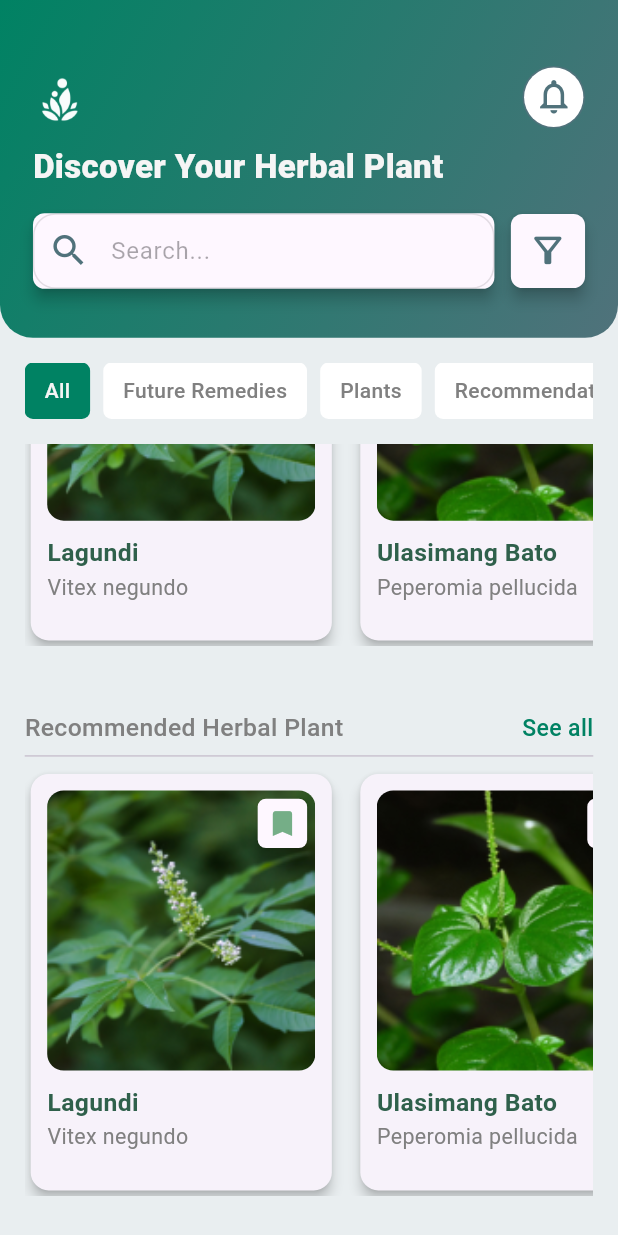
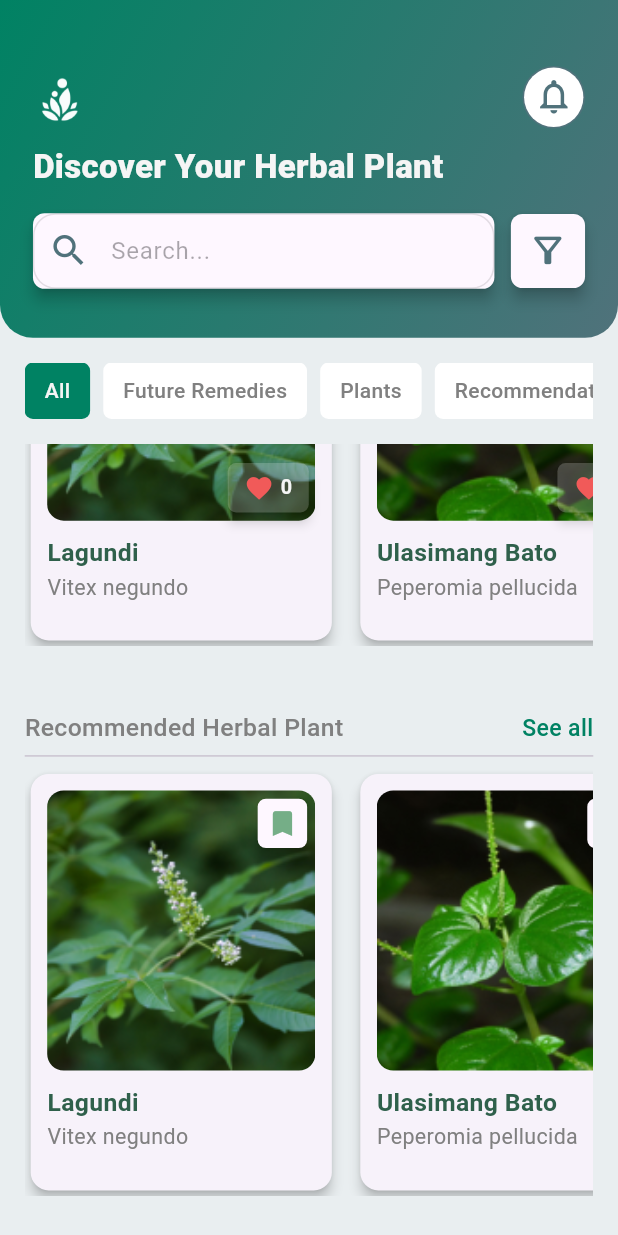
Before and after one commit to Livsn06/NatureMedix, a Flutter app: the DashboardScreen screen opened by its route, scrolled down 576 dp, after a tap on the "bookmark outline" icon, on a phone screen of 412 x 824 dp. Run offline on Flutter 3.47's test engine with Material 3 defaults, Android fonts, the phone set to English and light mode, and no system bars; our stand-ins replace cloud_firestore, connectivity_plus, file_picker, firebase_auth, firebase_core, flutter_slidable and 9 more; accounts and stored records are empty.

Commit message:
REACT/FAVORITE

```diff
--- a/lib/components/cust_cardlist.dart
+++ b/lib/components/cust_cardlist.dart
@@ -10,7 +10,8 @@ class BaseCard extends StatelessWidget with Application {
   final String description;
   final IconData bookmarkIcon;
   final VoidCallback onBookmarkTap;
-  final double? rating; // Make rating optional
+  final double? rating;
+  final int? totalReactions;
 
   const BaseCard({
     super.key,
@@ -19,7 +20,8 @@ class BaseCard extends StatelessWidget with Application {
     required this.description,
     required this.bookmarkIcon,
     required this.onBookmarkTap,
-    this.rating, // Optional rating
+    this.rating,
+    this.totalReactions,
   });
 
   @override
@@ -73,7 +75,7 @@ class BaseCard extends StatelessWidget with Application {
                       ],
                     ),
                   ),
-                  if (rating != null)
+                  if (rating != null || totalReactions != null)
                     Positioned(
                       bottom: setResponsiveSize(context, baseSize: 5),
                       right: setResponsiveSize(context, baseSize: 4),
@@ -82,22 +84,64 @@ class BaseCard extends StatelessWidget with Application {
                         elevation: setResponsiveSize(context, baseSize: 3),
                         shape: RoundedRectangleBorder(
                           borderRadius: BorderRadius.circular(
-                              setResponsiveSize(context, baseSize: 5)),
+                            setResponsiveSize(context, baseSize: 5),
+                          ),
                         ),
                         child: Padding(
                           padding: EdgeInsets.symmetric(
-                              vertical: setResponsiveSize(context, baseSize: 6),
-                              horizontal:
-                                  setResponsiveSize(context, baseSize: 10)),
-                          child: Text(
-                            rating != null
-                                ? '⭐ ${rating!.toStringAsFixed(1)}'
-                                : '',
-                            style: style.displaySmall(context,
-                                color: color.white,
-                                fontsize:
-                                    setResponsiveSize(context, baseSize: 12),
-                                fontweight: FontWeight.w600),
+                            vertical: setResponsiveSize(context, baseSize: 6),
+                            horizontal:
+                                setResponsiveSize(context, baseSize: 10),
+                          ),
+                          child: Row(
+                            children: [
+                              if (rating != null) ...[
+                                Icon(
+                                  Icons.star,
+                                  color: color.warning,
+                                  size:
+                                      setResponsiveSize(context, baseSize: 18),
+                                ),
+                                SizedBox(
+                                    width: setResponsiveSize(context,
+                                        baseSize: 4)),
+                                Text(
+                                  rating!.toStringAsFixed(1),
+                                  style: style.displaySmall(
+                                    context,
+                                    color: color.white,
+                                    fontsize: setResponsiveSize(context,
+                                        baseSize: 12),
+                                    fontweight: FontWeight.w600,
+                                  ),
+                                ),
+                              ],
+                              if (rating != null && totalReactions != null)
+                                SizedBox(
+                                    width: setResponsiveSize(context,
+                                        baseSize: 10)),
+                              if (totalReactions != null) ...[
+                                Icon(
+                                  Icons.favorite,
+                                  color: color.invalid,
+                                  size:
+                                      setResponsiveSize(context, baseSize: 18),
+                                ),
+                                SizedBox(
+                                    width: setResponsiveSize(context,
+                                        baseSize: 4)),
+                                Text(
+                                  '$totalReactions',
+                                  style: style.displaySmall(
+                                    context,
+                                    color: color.white,
+                                    fontsize: setResponsiveSize(context,
+                                        baseSize: 12),
+                                    fontweight: FontWeight.w600,
+                                  ),
+                                ),
+                              ],
+                            ],
                           ),
                         ),
                       ),
@@ -181,11 +225,13 @@ class PopularHerbalPlantCard extends BaseCard {
     required String description,
     required IconData bookmarkIcon,
     required VoidCallback onBookmarkTap,
+    required int totalReactions,
   }) : super(
           imagePath: imagePath,
           title: title,
           description: description,
           bookmarkIcon: bookmarkIcon,
           onBookmarkTap: onBookmarkTap,
+          totalReactions: totalReactions,
         );
 }
--- a/lib/controllers/Home_Control/dashboard_controller.dart
+++ b/lib/controllers/Home_Control/dashboard_controller.dart
@@ -75,11 +75,4 @@ class DashboardController extends GetxController {
       },
     );
   }
-
-  final plantController = Get.put(PlantInfoController());
-  var remedyRating = Rx<double>(0.0);
-
-  Future<void> fetchRating(String remedyName) async {
-    remedyRating.value = await plantController.getOverallRating(remedyName);
-  }
 }
--- a/lib/controllers/PlantInfo_Control/plantInfos_controller.dart
+++ b/lib/controllers/PlantInfo_Control/plantInfos_controller.dart
@@ -7,16 +7,66 @@ class PlantInfoController extends GetxController {
   final FirebaseAuth _auth = FirebaseAuth.instance;
   final FirebaseFirestore _firestore = FirebaseFirestore.instance;
   Box? userBox;
-  var overallRating = 0.0.obs;
   var totalReactions = 0.obs;
   var isReacted = false.obs;
-
-  double get currentRating => overallRating.value;
+  var plantReactions = <String, RxInt>{}.obs; // Store reactions per plant
+  var remedyRatings = <String, RxDouble>{}.obs; // Store ratings per remedy
+  var overallRatingForRemedy =
+      <String, RxDouble>{}.obs; // Store overall ratings for each remedy
 
   @override
   void onInit() {
     super.onInit();
     openUserBox();
+    fetchUserRatings(); // Fetch the user's existing ratings
+    fetchOverallRatings();
+  }
+
+  Future<void> fetchOverallRatings() async {
+    final user = _auth.currentUser;
+    if (user == null) return;
+
+    try {
+      // Fetch overall ratings for each remedy from Firestore
+      final remedyRatingsSnapshot =
+          await _firestore.collection('plant_ratings').get();
+
+      for (var doc in remedyRatingsSnapshot.docs) {
+        final remedyName = doc.id;
+        final overallRating = doc.get('overall_rating') ?? 0.0;
+
+        // Update the local state with the overall rating
+        overallRatingForRemedy[remedyName] = RxDouble(overallRating);
+        print("Fetched overall rating for remedy $remedyName: $overallRating");
+      }
+    } catch (e) {
+      print("Error fetching overall ratings: $e");
+    }
+  }
+
+  Future<void> fetchUserRatings() async {
+    final user = _auth.currentUser;
+    if (user == null) return;
+
+    try {
+      // Fetch the user's ratings from Firestore
+      final userRatingsSnapshot = await _firestore
+          .collection('users')
+          .doc(user.uid)
+          .collection('ratings')
+          .get();
+
+      for (var doc in userRatingsSnapshot.docs) {
+        final remedyName = doc.id;
+        final rating = doc.get('rating');
+
+        // Update the local state with the user's rating for the remedy
+        remedyRatings[remedyName] = RxDouble(rating);
+        print("Fetched existing rating for remedy $remedyName: $rating");
+      }
+    } catch (e) {
+      print("Error fetching user ratings: $e");
+    }
   }
 
   Future<void> openUserBox() async {
@@ -26,11 +76,17 @@ class PlantInfoController extends GetxController {
     userBox = await Hive.openBox(user.uid);
   }
 
-  void updateRating(double newRating) {
-    overallRating.value = newRating;
+  // Optimized saveRating using Firestore Batch to speed up writes
+  void updateRemedyRating(String remedyName, double newRating) {
+    if (!remedyRatings.containsKey(remedyName)) {
+      remedyRatings[remedyName] = RxDouble(newRating);
+    } else {
+      remedyRatings[remedyName]?.value = newRating;
+    }
+    update(); // Trigger an update for the controller
   }
 
-  // Optimized saveRating using Firestore Batch to speed up writes
+  // Save the rating for a specific remedy
   Future<void> saveRating(String remedyName, double rating) async {
     final user = _auth.currentUser;
     if (user != null) {
@@ -42,21 +98,39 @@ class PlantInfoController extends GetxController {
             .doc(user.uid)
             .collection('ratings')
             .doc(remedyName);
+
+        // Check if the user already rated the remedy
+        DocumentSnapshot userRatingSnapshot = await userRatingRef.get();
+
+        if (userRatingSnapshot.exists) {
+          // If the user has already rated, update the rating
+          double existingRating = userRatingSnapshot.get('rating');
+          if (existingRating != rating) {
+            batch.update(userRatingRef, {
+              'rating': rating,
+              'timestamp': FieldValue.serverTimestamp(),
+            });
+          }
+        } else {
+          // If the user hasn't rated, save the rating
           batch.set(userRatingRef, {
             'rating': rating,
             'timestamp': FieldValue.serverTimestamp(),
           });
+        }
 
         DocumentReference plantRatingRef =
             _firestore.collection('plant_ratings').doc(remedyName);
-        DocumentSnapshot snapshot = await plantRatingRef.get();
+
+        DocumentSnapshot plantRatingSnapshot = await plantRatingRef.get();
         List<double> allRatings = [];
-        if (snapshot.exists) {
-          allRatings = List<double>.from(snapshot.get('ratings') ?? []);
+        if (plantRatingSnapshot.exists) {
+          allRatings =
+              List<double>.from(plantRatingSnapshot.get('ratings') ?? []);
         }
         allRatings.add(rating);
 
-        double total = allRatings.reduce((a, b) => a + b);
+        double total = allRatings.reduce((a, b) => a + b); // Sum all ratings
         double newOverallRating = total / allRatings.length;
 
         batch.set(plantRatingRef, {
@@ -66,54 +140,22 @@ class PlantInfoController extends GetxController {
 
         await batch.commit();
 
+        // Store the rating in Hive for offline access
         if (userBox != null) {
-          await userBox!
-              .put('${user.uid}-overallRating-$remedyName', newOverallRating);
+          await userBox!.put('${user.uid}-rating-$remedyName', rating);
         }
 
-        // Update the local state for UI
-        updateRating(newOverallRating);
+        // Update the local map with the new overall rating
+        overallRatingForRemedy[remedyName] = RxDouble(newOverallRating);
 
-        print(
-            "Rating saved to Firestore for user ${user.uid} and plant $remedyName");
+        print("Rating saved/updated for remedy $remedyName: $newOverallRating");
       } catch (e) {
         print("Error saving rating: $e");
       }
     }
   }
 
-  // Use cached rating from Hive or fetch from Firestore if not cached
-  Future<double> getOverallRating(String remedyName) async {
-    final user = _auth.currentUser;
-    if (user == null) return 0.0;
-
-    if (userBox != null) {
-      var cachedRating = await userBox!
-          .get('${user.uid}-overallRating-$remedyName', defaultValue: 0.0);
-      if (cachedRating != 0.0) return cachedRating;
-    }
-
-    try {
-      DocumentReference plantRatingRef =
-          _firestore.collection('plant_ratings').doc(remedyName);
-
-      DocumentSnapshot snapshot = await plantRatingRef.get();
-      if (!snapshot.exists) return 0.0;
-
-      double overallRating = snapshot.get('overall_rating') ?? 0.0;
-
-      if (userBox != null) {
-        await userBox!
-            .put('${user.uid}-overallRating-$remedyName', overallRating);
-      }
-      updateRating(overallRating); // Update local state with latest rating
-
-      return overallRating;
-    } catch (e) {
-      print("Error fetching overall rating: $e");
-      return 0.0;
-    }
-  }
+  // Fetch the rating for a specific remedy
 
   //# FOR REACT COUNTS
 
@@ -121,26 +163,36 @@ class PlantInfoController extends GetxController {
     final user = _auth.currentUser;
     if (user == null) return;
 
+    try {
+      // Check local Hive storage for cached data
       if (userBox != null) {
         var cachedReaction = await userBox!
             .get('${user.uid}-reacted-$plantName', defaultValue: false);
         if (cachedReaction != false) {
           isReacted.value = cachedReaction;
+          return; // Skip Firestore if cached data is valid
         }
       }
 
-    try {
+      // Fetch reaction data from Firestore
       final reactionRef = _firestore
           .collection('plants')
           .doc(plantName)
           .collection('reactions')
           .doc(user.uid);
+
       DocumentSnapshot snapshot = await reactionRef.get();
       if (snapshot.exists) {
         isReacted.value = snapshot.get('reacted');
+        // Cache the state locally
+        if (userBox != null) {
+          await userBox!.put('${user.uid}-reacted-$plantName', isReacted.value);
+        }
+      } else {
+        isReacted.value = false; // Default state if no reaction exists
       }
     } catch (e) {
-      print("Error fetching reaction state: $e");
+      print("Error fetching reaction state for $plantName: $e");
     }
   }
 
@@ -198,20 +250,19 @@ class PlantInfoController extends GetxController {
           .get();
 
       int count = reactionsQuery.docs.length;
-      totalReactions.value = count;
+
+      // Store the reaction count in the map
+      if (!plantReactions.containsKey(plantName)) {
+        plantReactions[plantName] = RxInt(count);
+      } else {
+        plantReactions[plantName]?.value = count;
+      }
 
       if (userBox != null) {
-        await userBox!.put('totalReactions-$plantName', count);
+        await userBox!.put('${plantName}-reactionCount', count);
       }
-
-      print("Total reactions for $plantName: $count");
     } catch (e) {
       print("Error updating reaction count: $e");
-      // Offline mode: Retrieve the cached reaction count from Hive
-      if (userBox != null) {
-        totalReactions.value =
-            await userBox!.get('totalReactions-$plantName', defaultValue: 0);
     }
   }
 }
-}
--- a/lib/screen/Info/gridlist_screen.dart
+++ b/lib/screen/Info/gridlist_screen.dart
@@ -179,8 +179,10 @@ class _GridlistScreenState extends State<GridlistScreen> with Application {
                           itemBuilder: (context, index) {
                             final plant = widget.plantList[index];
                             return FutureBuilder<double>(
-                              future: plantInfoController
-                                  .getOverallRating(plant.plantName),
+                              future: Future<double>.value(plantInfoController
+                                      .plantReactions[plant.plantName]?.value
+                                      .toDouble() ??
+                                  0.0),
                               builder: (context, snapshot) {
                                 return InkWell(
                                   onTap: () =>
--- a/lib/screen/Pages/dashboard_screen.dart
+++ b/lib/screen/Pages/dashboard_screen.dart
@@ -49,7 +49,7 @@ class _DashboardScreenState extends State<DashboardScreen> with Application {
       BuildContext context, DashboardController controller) {
     return [
       if (_isCategorySelected(controller, 'All', 'Future Remedies'))
-        _buildFutureRemedies(context),
+        _buildFutureRemedies(context, controller),
       if (_isCategorySelected(controller, 'All', 'Plants'))
         _buildPopularHerbalPlant(context, controller),
       if (_isCategorySelected(controller, 'All', 'Recommendation'))
@@ -195,72 +195,98 @@ class _DashboardScreenState extends State<DashboardScreen> with Application {
     );
   }
 
-  Widget _buildFutureRemedies(BuildContext context) {
-    return FutureBuilder(
-      future: Future.wait(
-        plantList
-            .expand((plant) => plant.remedyList.map((remedy) =>
-                plantController.getOverallRating(remedy.remedyName)))
-            .toList(),
-      ),
-      builder: (context, snapshot) {
-        if (snapshot.hasData) {
-          List<double>? ratings = snapshot.data;
+  Widget _buildFutureRemedies(
+      BuildContext context, DashboardController controller) {
+    final PlantInfoController plantInfoController = Get.find();
 
-          // Create a list of remedies with their ratings
+    return Obx(() {
+      // Prepare the list of remedies with their respective ratings
       List<Map<String, dynamic>> remediesWithRatings = [];
-          int ratingIndex = 0;
+
       for (var plant in plantList) {
         for (var remedy in plant.remedyList) {
           remediesWithRatings.add({
             'remedy': remedy,
-                'rating': ratings![ratingIndex++],
+            'rating': plantInfoController
+                    .overallRatingForRemedy[remedy.remedyName]?.value ??
+                0.0, // Default rating if none
           });
         }
       }
 
-          // Sort the list in descending order based on rating
-          remediesWithRatings
-              .sort((a, b) => b['rating'].compareTo(a['rating']));
+      // Sort the remedies list by the rating in descending order
+      remediesWithRatings.sort((a, b) {
+        double ratingA = a['rating'];
+        double ratingB = b['rating'];
+        return ratingB.compareTo(ratingA); // Descending order
+      });
 
+      // Build the section with the sorted remedies list
       return _buildSection(
         context,
         'Future Remedies',
         remediesWithRatings.map((item) {
           var remedy = item['remedy'];
           var rating = item['rating'];
-              return _buildRemedyCard(context, remedy, controller, rating);
+
+          return Obx(() {
+            // Dynamically fetch the rating for each remedy
+            double currentRating = plantInfoController
+                    .overallRatingForRemedy[remedy.remedyName]?.value ??
+                rating;
+
+            return _buildRemedyCard(
+              context,
+              remedy,
+              controller,
+              currentRating, // Pass the specific rating for the remedy
+            );
+          });
         }).toList(),
       );
-        } else {
-          // Default section with a rating of 0.0 if data hasn't loaded
-          return _buildSection(
-            context,
-            'Future Remedies',
-            plantList
-                .expand((plant) => plant.remedyList.map((remedy) =>
-                    _buildRemedyCard(context, remedy, controller, 0.0)))
-                .toList(),
-          );
-        }
-      },
-    );
-  }
-
-  // To refresh the ratings, call setState and rebuild the widget
-  void refreshRatings() {
-    setState(() {});
+    });
   }
 
   Widget _buildPopularHerbalPlant(
       BuildContext context, DashboardController controller) {
+    final PlantInfoController plantInfoController = Get.find();
+
+    return Obx(() {
+      // Create a list of popular plants
       List<PlantData> popularPlant = List.from(plantList);
+
+      // Sort the list based on reaction count in descending order
+      popularPlant.sort((a, b) {
+        int reactionA =
+            plantInfoController.plantReactions[a.plantName]?.value ?? 0;
+        int reactionB =
+            plantInfoController.plantReactions[b.plantName]?.value ?? 0;
+        return reactionB.compareTo(reactionA); // Sort in descending order
+      });
+
+      // Update reaction counts for each plant dynamically
+      for (var plant in popularPlant) {
+        plantInfoController.updateReactionCount(plant.plantName);
+      }
+
+      // Build the section with the sorted plants list
       return _buildSection(
         context,
         'Popular Herbal Plant',
-        popularPlant
-            .map((plant) => _PopularHerbalPlantCard(context, plant, controller))
-            .toList());
+        popularPlant.map((plant) {
+          // Retrieve reaction count using the plant's name
+          int reactionCount =
+              plantInfoController.plantReactions[plant.plantName]?.value ?? 0;
+
+          return _PopularHerbalPlantCard(
+            context,
+            plant,
+            controller,
+            reactionCount, // Pass the specific reaction count
+          );
+        }).toList(),
+      );
+    });
   }
 
   Widget _buildRecommendedHerbalPlant(
@@ -330,8 +356,8 @@ class _DashboardScreenState extends State<DashboardScreen> with Application {
     );
   }
 
-  Widget _PopularHerbalPlantCard(
-      BuildContext context, PlantData plant, DashboardController controller) {
+  Widget _PopularHerbalPlantCard(BuildContext context, PlantData plant,
+      DashboardController controller, int totalReactions) {
     final bookmarkController = Get.put(BookmarkController());
 
     return Obx(() {
@@ -353,7 +379,7 @@ class _DashboardScreenState extends State<DashboardScreen> with Application {
                     bookmarkController.addBookmark(plant);
                   }
                 },
-            )
+                totalReactions: totalReactions)
           ],
         ),
       );
```
Also changed, not shown: lib/screen/Info/plantInfo_screen.dart (+28 -13 lines), lib/screen/Info/remedy_screen.dart (+19 -26 lines). Lines whose indentation alone changed are shown as unchanged.
